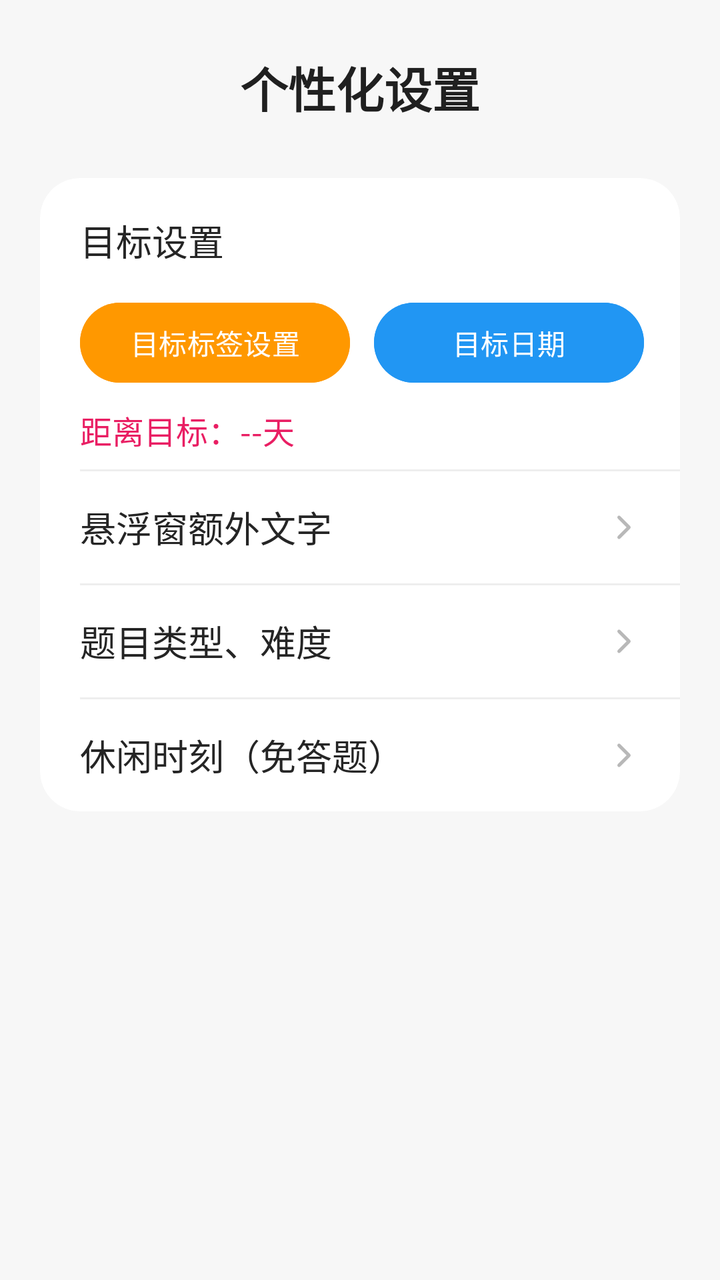
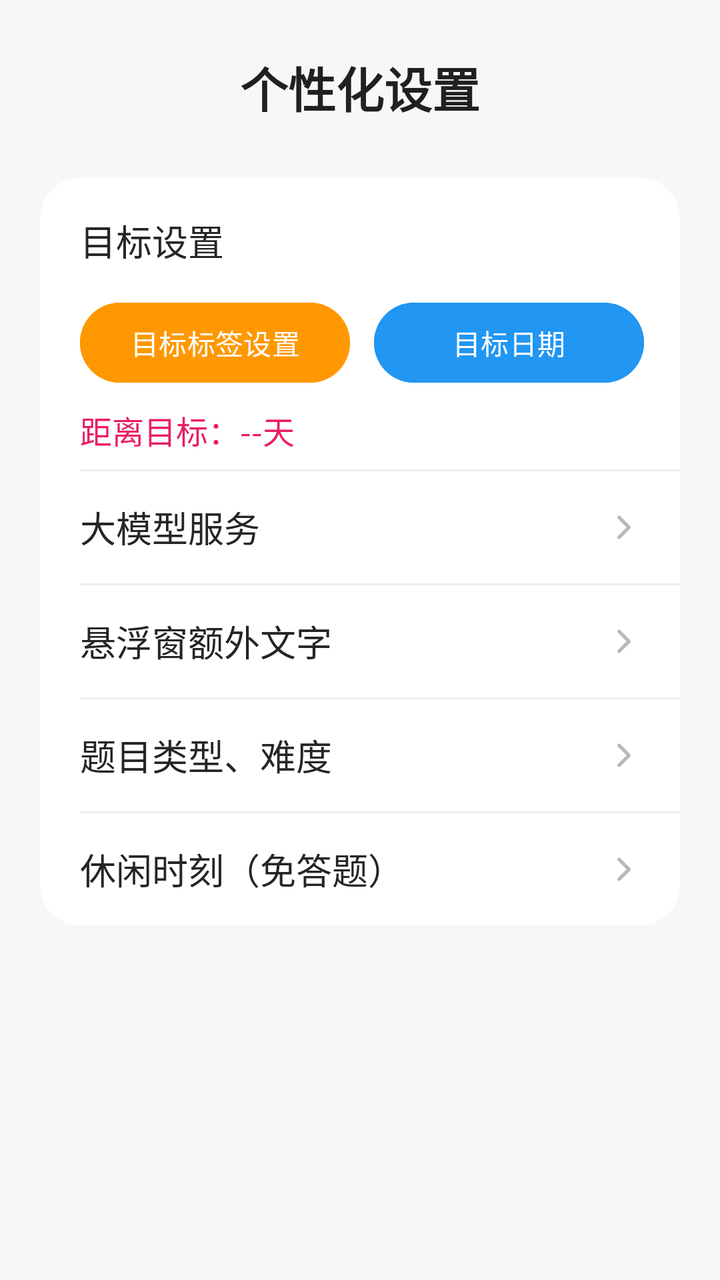

Screens rendered from an Android XML layout before and after an edit, with the pre-edit source and the edit as a unified diff.
<!-- AndroidManifest.xml: application theme Theme.Basic -->
<!-- res/layout/fragment_goal.xml -->
<?xml version="1.0" encoding="utf-8"?>
<ScrollView xmlns:android="http://schemas.android.com/apk/res/android"
    xmlns:app="http://schemas.android.com/apk/res-auto"
    android:layout_width="match_parent"
    android:layout_height="match_parent"
    android:background="#F7F7F7"
    android:clipToPadding="false"
    android:fillViewport="true"
    android:overScrollMode="never">

    <LinearLayout
        android:layout_width="match_parent"
        android:layout_height="wrap_content"
        android:orientation="vertical"
        android:paddingStart="20dp"
        android:paddingTop="26dp"
        android:paddingEnd="20dp"
        android:paddingBottom="32dp">

        <TextView
            android:layout_width="match_parent"
            android:layout_height="wrap_content"
            android:layout_marginBottom="28dp"
            android:gravity="center"
            android:text="个性化设置"
            android:textColor="#202020"
            android:textSize="24sp"
            android:textStyle="bold" />

        <androidx.cardview.widget.CardView
            android:layout_width="match_parent"
            android:layout_height="wrap_content"
            app:cardBackgroundColor="#FFFFFF"
            app:cardCornerRadius="20dp"
            app:cardElevation="0dp"
            app:cardPreventCornerOverlap="true">

            <LinearLayout
                android:layout_width="match_parent"
                android:layout_height="wrap_content"
                android:orientation="vertical">

                <LinearLayout
                    android:layout_width="match_parent"
                    android:layout_height="wrap_content"
                    android:orientation="vertical"
                    android:paddingStart="20dp"
                    android:paddingTop="18dp"
                    android:paddingEnd="18dp"
                    android:paddingBottom="8dp">

                    <TextView
                        android:layout_width="match_parent"
                        android:layout_height="wrap_content"
                        android:text="目标设置"
                        android:textColor="#252525"
                        android:textSize="18sp" />

                    <LinearLayout
                        android:layout_width="match_parent"
                        android:layout_height="wrap_content"
                        android:layout_marginTop="14dp"
                        android:gravity="center_vertical"
                        android:orientation="horizontal">

                        <Button
                            android:id="@+id/btn_tag_setting"
                            android:layout_width="0dp"
                            android:layout_height="wrap_content"
                            android:layout_marginEnd="6dp"
                            android:layout_weight="1"
                            android:backgroundTint="#FF9800"
                            android:minWidth="0dp"
                            android:paddingStart="8dp"
                            android:paddingEnd="8dp"
                            android:text="目标标签设置"
                            android:textAllCaps="false" />

                        <Button
                            android:id="@+id/btn_target_date_setting"
                            android:layout_width="0dp"
                            android:layout_height="wrap_content"
                            android:layout_marginStart="6dp"
                            android:layout_weight="1"
                            android:backgroundTint="#2196F3"
                            android:minWidth="0dp"
                            android:paddingStart="8dp"
                            android:paddingEnd="8dp"
                            android:text="目标日期"
                            android:textAllCaps="false" />

                    </LinearLayout>

                    <TextView
                        android:id="@+id/tv_goal_countdown"
                        android:layout_width="match_parent"
                        android:layout_height="wrap_content"
                        android:layout_marginTop="8dp"
                        android:text="距离目标：--天"
                        android:textColor="#E91E63"
                        android:textSize="16sp" />

                </LinearLayout>

                <View
                    android:layout_width="match_parent"
                    android:layout_height="1dp"
                    android:layout_marginStart="20dp"
                    android:background="#EEEEEE" />

                <LinearLayout
                    android:id="@+id/btn_floating_strict_reminder"
                    android:layout_width="match_parent"
                    android:layout_height="56dp"
                    android:background="?attr/selectableItemBackground"
                    android:clickable="true"
                    android:focusable="true"
                    android:gravity="center_vertical"
                    android:orientation="horizontal"
                    android:paddingStart="20dp"
                    android:paddingEnd="18dp">

                    <TextView
                        android:layout_width="0dp"
                        android:layout_height="wrap_content"
                        android:layout_weight="1"
                        android:text="悬浮窗额外文字"
                        android:textColor="#252525"
                        android:textSize="18sp" />

                    <ImageView
                        android:layout_width="20dp"
                        android:layout_height="20dp"
                        android:contentDescription="@null"
                        android:src="@drawable/ic_menu_chevron" />

                </LinearLayout>

                <View
                    android:layout_width="match_parent"
                    android:layout_height="1dp"
                    android:layout_marginStart="20dp"
                    android:background="#EEEEEE" />

                <LinearLayout
                    android:id="@+id/btn_math_difficulty"
                    android:layout_width="match_parent"
                    android:layout_height="56dp"
                    android:background="?attr/selectableItemBackground"
                    android:clickable="true"
                    android:focusable="true"
                    android:gravity="center_vertical"
                    android:orientation="horizontal"
                    android:paddingStart="20dp"
                    android:paddingEnd="18dp">

                    <TextView
                        android:layout_width="0dp"
                        android:layout_height="wrap_content"
                        android:layout_weight="1"
                        android:text="题目类型、难度"
                        android:textColor="#252525"
                        android:textSize="18sp" />

                    <ImageView
                        android:layout_width="20dp"
                        android:layout_height="20dp"
                        android:contentDescription="@null"
                        android:src="@drawable/ic_menu_chevron" />

                </LinearLayout>

                <View
                    android:layout_width="match_parent"
                    android:layout_height="1dp"
                    android:layout_marginStart="20dp"
                    android:background="#EEEEEE" />

                <LinearLayout
                    android:id="@+id/btn_leisure_time"
                    android:layout_width="match_parent"
                    android:layout_height="56dp"
                    android:background="?attr/selectableItemBackground"
                    android:clickable="true"
                    android:focusable="true"
                    android:gravity="center_vertical"
                    android:orientation="horizontal"
                    android:paddingStart="20dp"
                    android:paddingEnd="18dp">

                    <TextView
                        android:layout_width="0dp"
                        android:layout_height="wrap_content"
                        android:layout_weight="1"
                        android:text="休闲时刻（免答题）"
                        android:textColor="#252525"
                        android:textSize="18sp" />

                    <ImageView
                        android:layout_width="20dp"
                        android:layout_height="20dp"
                        android:contentDescription="@null"
                        android:src="@drawable/ic_menu_chevron" />

                </LinearLayout>

            </LinearLayout>

        </androidx.cardview.widget.CardView>

    </LinearLayout>
</ScrollView>
<!-- resources referenced by this layout -->
<resources>
  <!-- drawable ic_menu_chevron (drawable) -->
  <vector xmlns:android="http://schemas.android.com/apk/res/android"
      android:width="24dp"
      android:height="24dp"
      android:viewportWidth="24"
      android:viewportHeight="24">
      <path
          android:fillColor="@android:color/transparent"
          android:pathData="M9,6 L15,12 L9,18"
          android:strokeColor="#B8B8B8"
          android:strokeLineCap="round"
          android:strokeLineJoin="round"
          android:strokeWidth="2" />
  </vector>
  <style name="Theme.Basic" parent="Base.Theme.Basic" />
  <style name="Base.Theme.Basic" parent="Theme.Material3.DayNight.NoActionBar">
          
          
      </style>
</resources>

<!-- the commit's change to res/layout/fragment_goal.xml (unified diff, before → after) -->
@@ -109,6 +109,41 @@
                     android:background="#EEEEEE" />
 
                 <LinearLayout
+                    android:id="@+id/btn_reminder_provider"
+                    android:layout_width="match_parent"
+                    android:layout_height="56dp"
+                    android:background="?attr/selectableItemBackground"
+                    android:clickable="true"
+                    android:focusable="true"
+                    android:gravity="center_vertical"
+                    android:orientation="horizontal"
+                    android:paddingStart="20dp"
+                    android:paddingEnd="18dp">
+
+                    <TextView
+                        android:layout_width="0dp"
+                        android:layout_height="wrap_content"
+                        android:layout_weight="1"
+                        android:text="@string/reminder_provider_settings"
+                        android:textColor="#252525"
+                        android:textSize="18sp" />
+
+                    <ImageView
+                        android:layout_width="20dp"
+                        android:layout_height="20dp"
+                        android:contentDescription="@null"
+                        android:src="@drawable/ic_menu_chevron" />
+
+                </LinearLayout>
+
+                <View
+                    android:id="@+id/divider_reminder_provider"
+                    android:layout_width="match_parent"
+                    android:layout_height="1dp"
+                    android:layout_marginStart="20dp"
+                    android:background="#EEEEEE" />
+
+                <LinearLayout
                     android:id="@+id/btn_floating_strict_reminder"
                     android:layout_width="match_parent"
                     android:layout_height="56dp"
<!-- resource entries referenced after the edit -->
@@ -14,6 +14,7 @@
           android:strokeLineJoin="round"
           android:strokeWidth="2" />
   </vector>
+  <string name="reminder_provider_settings">大模型服务</string>
   <style name="Theme.Basic" parent="Base.Theme.Basic" />
   <style name="Base.Theme.Basic" parent="Theme.Material3.DayNight.NoActionBar">
           
